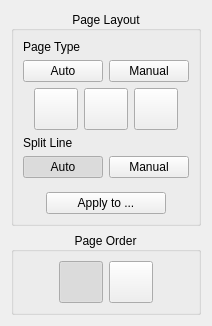
Qt form src/core/filters/page_split/OptionsWidget.ui (2ndmax/scantailor-ocr) before a commit.
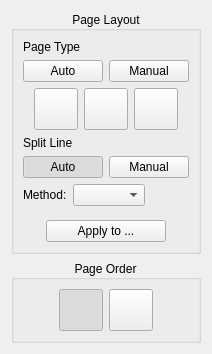
The same form after that commit. Icons and pictures are not drawn. Custom widgets are drawn as their Qt base class.

```diff
--- a/src/core/filters/page_split/OptionsWidget.ui
+++ b/src/core/filters/page_split/OptionsWidget.ui
@@ -271,6 +271,40 @@
            </item>
           </layout>
          </item>
+         <item>
+          <layout class="QHBoxLayout" name="detectionMethodLayout">
+           <item>
+            <widget class="QLabel" name="detectionMethodLabel">
+             <property name="toolTip">
+              <string>How the split line is detected automatically. Edges takes the vertical line closest to the center, which can be the edge of a photo. Spine line looks for the spine as a thin line that is darker than both sides of it over the whole height of the page; if it finds none, Edges is used.</string>
+             </property>
+             <property name="text">
+              <string>Method:</string>
+             </property>
+            </widget>
+           </item>
+           <item>
+            <widget class="QComboBox" name="detectionMethodBox">
+             <property name="toolTip">
+              <string>How the split line is detected automatically. Edges takes the vertical line closest to the center, which can be the edge of a photo. Spine line looks for the spine as a thin line that is darker than both sides of it over the whole height of the page; if it finds none, Edges is used.</string>
+             </property>
+            </widget>
+           </item>
+           <item>
+            <spacer name="detectionMethodSpacer">
+             <property name="orientation">
+              <enum>Qt::Horizontal</enum>
+             </property>
+             <property name="sizeHint" stdset="0">
+              <size>
+               <width>1</width>
+               <height>1</height>
+              </size>
+             </property>
+            </spacer>
+           </item>
+          </layout>
+         </item>
         </layout>
        </widget>
       </item>
```
